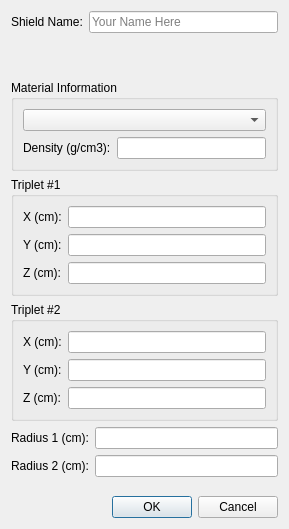
Above: ui/GenericShieldDialog.ui from AlanFord/ZapMeNotQt before the change. Below: the same form after it.
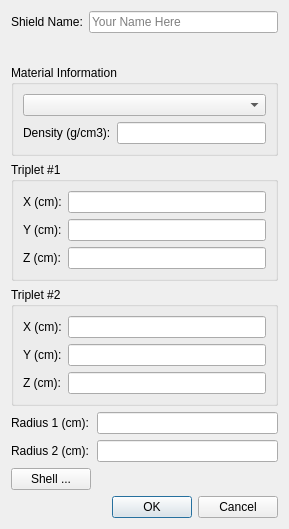
That is the form after the change.

Commit message: shield dialogs now resize to match contents

What changed in the file:
```diff
--- a/ui/GenericShieldDialog.ui
+++ b/ui/GenericShieldDialog.ui
@@ -158,6 +158,13 @@
      <item row="1" column="1">
       <widget class="QLineEdit" name="radius2"/>
      </item>
+     <item row="2" column="0">
+      <widget class="QPushButton" name="shellButton">
+       <property name="text">
+        <string>Shell ...</string>
+       </property>
+      </widget>
+     </item>
     </layout>
    </item>
    <item>
```
The commit also changes 4 other files.
